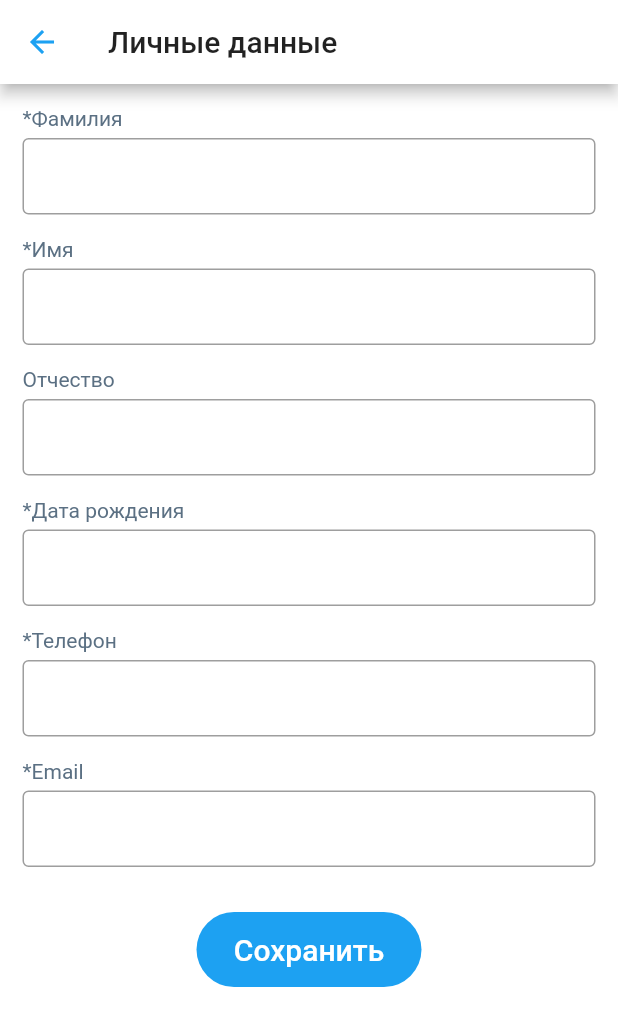
After one commit to whatever125/profi_vypusk, a Flutter app: the PersonalDataPage screen opened directly, on a phone screen of 412 x 824 dp. The commit adds this screen. Shown: the top 1026 px of the screen. Run offline on Flutter 3.47's test engine with Material 2 defaults, Android fonts, the phone set to English and light mode, and no system bars; our stand-ins replace email_validator, flutter_multi_formatter, shared_preferences; accounts and stored records are empty.

Commit message:
Макет личных данных, изменение переходов

```diff
--- a/lib/main.dart
+++ b/lib/main.dart
@@ -2,6 +2,7 @@ import 'package:flutter/material.dart';
 import 'package:profi_vypusk/ui/pages/splashPage.dart';
 import 'package:profi_vypusk/ui/themes/theme.dart';
 import 'package:provider/provider.dart';
+import 'package:flutter_localizations/flutter_localizations.dart';
 
 void main() {
   runApp(
@@ -21,6 +22,13 @@ class MyApp extends StatelessWidget {
         home: SplashPage(),
         theme: theme.getTheme(),
         debugShowCheckedModeBanner: false,
+        localizationsDelegates: [
+          GlobalMaterialLocalizations.delegate,
+        ],
+        supportedLocales: [
+          const Locale('ru', 'RU'),
+        ],
+        locale: const Locale('ru', 'RU'),
       ),
     );
   }
--- a/lib/ui/pages/homePage/homePage.dart
+++ b/lib/ui/pages/homePage/homePage.dart
@@ -1,6 +1,6 @@
 import 'package:flutter/material.dart';
 import 'package:profi_vypusk/ui/pages/homePage/navDrawer.dart';
-import 'package:profi_vypusk/ui/pages/homePage/tabNavigationItem.dart';
+import 'file:///C:/Users/kolma/AndroidStudioProjects/profi_vypusk/lib/ui/pages/homePage/tabNavigationItem/tabNavigationItem.dart';
 
 class HomePage extends StatefulWidget {
   @override
--- a/lib/ui/pages/homePage/navDrawer.dart
+++ b/lib/ui/pages/homePage/navDrawer.dart
@@ -1,6 +1,5 @@
 import 'package:flutter/material.dart';
 import 'package:flutter/widgets.dart';
-import 'package:page_transition/page_transition.dart';
 import 'package:profi_vypusk/ui/pages/welcomePage.dart';
 import 'package:profi_vypusk/ui/themes/theme.dart';
 import 'package:provider/provider.dart';
@@ -100,10 +99,7 @@ class NavDrawer extends StatelessWidget {
                       onTap: () => {
                         Navigator.pushAndRemoveUntil(
                           context,
-                          PageTransition(
-                            type: PageTransitionType.fade,
-                            child: WelcomePage(),
-                          ),
+                          MaterialPageRoute(builder: (context) => WelcomePage()),
                           (route) => route.isFirst,
                         ),
                       },
--- /dev/null
+++ b/lib/ui/pages/homePage/tabNavigationItem/profileTab/personalDataPage.dart
@@ -0,0 +1,286 @@
+import 'package:flutter/material.dart';
+import 'package:provider/provider.dart';
+import 'package:intl/intl.dart';
+import 'package:email_validator/email_validator.dart';
+import 'package:flutter_multi_formatter/flutter_multi_formatter.dart';
+import 'package:profi_vypusk/ui/themes/theme.dart';
+import 'package:profi_vypusk/ui/themes/colors.dart';
+
+class PersonalDataPage extends StatefulWidget {
+  @override
+  _PersonalDataPageState createState() => _PersonalDataPageState();
+}
+
+class _PersonalDataPageState extends State<PersonalDataPage> {
+  DateTime _dateOfBirth;
+  TextEditingController _dobctrl = TextEditingController();
+
+  Future<void> _selectDate(BuildContext context) async {
+    final DateTime picked = await showDatePicker(
+      context: context,
+      initialDate: _dateOfBirth == null ? DateTime.now() : _dateOfBirth,
+      firstDate: DateTime(1900),
+      lastDate: DateTime.now(),
+      locale: const Locale('ru', 'RU'),
+    );
+    if (picked != null && picked != _dateOfBirth)
+      setState(() {
+        _dateOfBirth = picked;
+      });
+  }
+
+  @override
+  Widget build(BuildContext context) {
+    return NotificationListener<OverscrollIndicatorNotification>(
+      onNotification: (overscroll) {
+        overscroll.disallowGlow();
+      },
+      child: Scaffold(
+        resizeToAvoidBottomInset: true,
+        appBar: AppBar(
+          title: Text('Личные данные'),
+        ),
+        body: SingleChildScrollView(
+          child: Container(
+            padding: EdgeInsets.all(15),
+            child: Consumer<AppTheme>(
+              builder: (context, theme, child) => Column(
+                crossAxisAlignment: CrossAxisAlignment.start,
+                children: [
+                  Text(
+                    '*Фамилия',
+                    style: TextStyle(
+                      color: Theme.of(context).hintColor,
+                    ),
+                  ),
+                  SizedBox(
+                    height: 5,
+                  ),
+                  Theme(
+                    data: Theme.of(context).copyWith(
+                      primaryColor: theme.getTheme() == AppTheme.darkTheme
+                          ? DarkColor.accent
+                          : LightColor.accent,
+                    ),
+                    child: TextFormField(
+                      autovalidateMode: AutovalidateMode.onUserInteraction,
+                      validator: (val) {
+                        return val.isEmpty
+                            ? 'Пожалуйста, укажите фамилию'
+                            : null;
+                      },
+                      keyboardType: TextInputType.name,
+                      decoration: InputDecoration(
+                        border: OutlineInputBorder(),
+                        isDense: true,
+                      ),
+                    ),
+                  ),
+                  SizedBox(
+                    height: 15,
+                  ),
+                  Text(
+                    '*Имя',
+                    style: TextStyle(
+                      color: Theme.of(context).hintColor,
+                    ),
+                  ),
+                  SizedBox(
+                    height: 5,
+                  ),
+                  Theme(
+                    data: Theme.of(context).copyWith(
+                      primaryColor: theme.getTheme() == AppTheme.darkTheme
+                          ? DarkColor.accent
+                          : LightColor.accent,
+                    ),
+                    child: TextFormField(
+                      autovalidateMode: AutovalidateMode.onUserInteraction,
+                      validator: (val) {
+                        return val.isEmpty ? 'Пожалуйста, укажите имя' : null;
+                      },
+                      keyboardType: TextInputType.name,
+                      decoration: InputDecoration(
+                        border: OutlineInputBorder(),
+                        isDense: true,
+                      ),
+                    ),
+                  ),
+                  SizedBox(
+                    height: 15,
+                  ),
+                  Text(
+                    'Отчество',
+                    style: TextStyle(
+                      color: Theme.of(context).hintColor,
+                    ),
+                  ),
+                  SizedBox(
+                    height: 5,
+                  ),
+                  Theme(
+                    data: Theme.of(context).copyWith(
+                      primaryColor: theme.getTheme() == AppTheme.darkTheme
+                          ? DarkColor.accent
+                          : LightColor.accent,
+                    ),
+                    child: TextFormField(
+                      autovalidateMode: AutovalidateMode.disabled,
+                      validator: (val) {
+                        return val.isEmpty
+                            ? 'Пожалуйста, укажите отчество'
+                            : null;
+                      },
+                      keyboardType: TextInputType.name,
+                      textCapitalization: TextCapitalization.words,
+                      decoration: InputDecoration(
+                        border: OutlineInputBorder(),
+                        isDense: true,
+                      ),
+                    ),
+                  ),
+                  SizedBox(
+                    height: 15,
+                  ),
+                  Text(
+                    '*Дата рождения',
+                    style: TextStyle(
+                      color: Theme.of(context).hintColor,
+                    ),
+                  ),
+                  SizedBox(
+                    height: 5,
+                  ),
+                  Theme(
+                    data: Theme.of(context).copyWith(
+                      primaryColor: theme.getTheme() == AppTheme.darkTheme
+                          ? DarkColor.accent
+                          : LightColor.accent,
+                    ),
+                    child: TextFormField(
+                      controller: _dobctrl,
+                      onTap: () async {
+                        FocusScope.of(context).requestFocus(new FocusNode());
+                        await _selectDate(context);
+                        _dobctrl.text = _dateOfBirth == null
+                            ? ''
+                            : DateFormat('dd.MM.yyyy').format(_dateOfBirth);
+                      },
+                      readOnly: true,
+                      autovalidateMode: AutovalidateMode.disabled,
+                      validator: (val) {
+                        return val.isEmpty
+                            ? 'Пожалуйста, укажите дату рождения'
+                            : null;
+                      },
+                      decoration: InputDecoration(
+                        border: OutlineInputBorder(),
+                        isDense: true,
+                      ),
+                      // DateFormat('dd-MM-yyyy').format(_dateOfBirth),
+                    ),
+                  ),
+                  SizedBox(
+                    height: 15,
+                  ),
+                  Text(
+                    '*Телефон',
+                    style: TextStyle(
+                      color: Theme.of(context).hintColor,
+                    ),
+                  ),
+                  SizedBox(
+                    height: 5,
+                  ),
+                  Theme(
+                    data: Theme.of(context).copyWith(
+                      primaryColor: theme.getTheme() == AppTheme.darkTheme
+                          ? DarkColor.accent
+                          : LightColor.accent,
+                    ),
+                    child: TextFormField(
+                      autovalidateMode: AutovalidateMode.onUserInteraction,
+                      validator: (val) {
+                        return true ? null : 'Пожалуйста, введите корректный номер телефона';
+                      },
+                      inputFormatters: [
+                        PhoneInputFormatter(),
+                      ],
+                      keyboardType: TextInputType.phone,
+                      decoration: InputDecoration(
+                        border: OutlineInputBorder(),
+                        isDense: true,
+                      ),
+                    ),
+                  ),
+                  SizedBox(
+                    height: 15,
+                  ),
+                  Text(
+                    '*Email',
+                    style: TextStyle(
+                      color: Theme.of(context).hintColor,
+                    ),
+                  ),
+                  SizedBox(
+                    height: 5,
+                  ),
+                  Theme(
+                    data: Theme.of(context).copyWith(
+                      primaryColor: theme.getTheme() == AppTheme.darkTheme
+                          ? DarkColor.accent
+                          : LightColor.accent,
+                    ),
+                    child: TextFormField(
+                      autovalidateMode: AutovalidateMode.onUserInteraction,
+                      validator: (val) => EmailValidator.validate(val)
+                          ? null
+                          : "Пожалуйста, укажите корректный email",
+                      keyboardType: TextInputType.emailAddress,
+                      decoration: InputDecoration(
+                        border: OutlineInputBorder(),
+                        isDense: true,
+                      ),
+                    ),
+                  ),
+                  SizedBox(
+                    height: 30,
+                  ),
+                  Row(
+                    mainAxisAlignment: MainAxisAlignment.center,
+                    children: [
+                      Container(
+                        height: 50,
+                        width: 150,
+                        child: TextButton(
+                          child: Text(
+                            'Сохранить',
+                            style: TextStyle(color: Colors.white, fontSize: 20),
+                          ),
+                          onPressed: () => {
+                            Navigator.of(context).pop(),
+                          },
+                          style: ButtonStyle(
+                            shape: MaterialStateProperty.all<
+                                RoundedRectangleBorder>(
+                              RoundedRectangleBorder(
+                                borderRadius: BorderRadius.circular(25),
+                              ),
+                            ),
+                            backgroundColor: MaterialStateProperty.all<Color>(
+                              Theme.of(context).accentColor,
+                            ),
+                          ),
+                        ),
+                      ),
+                    ],
+                  ),
+                ],
+              ),
+            ),
+          ),
+        ),
+      ),
+    );
+  }
+}
--- a/lib/ui/pages/homePage/profileTab.dart
+++ b/lib/ui/pages/homePage/tabNavigationItem/profileTab/profileTab.dart
@@ -2,6 +2,7 @@ import 'package:flutter/material.dart';
 import 'package:provider/provider.dart';
 import 'package:profi_vypusk/ui/themes/theme.dart';
 import 'package:profi_vypusk/ui/themes/colors.dart';
+import 'package:profi_vypusk/ui/pages/homePage/tabNavigationItem/profileTab/personalDataPage.dart';
 import 'package:http/http.dart' as http;
 import 'dart:convert';
 
@@ -140,7 +141,14 @@ class _ProfileTabState extends State<ProfileTab> {
                       ],
                     ),
                   ),
-                  onPressed: () => {},
+                  onPressed: () => {
+                    Navigator.push(
+                      context,
+                      MaterialPageRoute(
+                        builder: (context) => PersonalDataPage(),
+                      ),
+                    ),
+                  },
                 ),
                 TextButton(
                   child: Container(
--- a/lib/ui/pages/homePage/tabNavigationItem.dart
+++ b/lib/ui/pages/homePage/tabNavigationItem/tabNavigationItem.dart
@@ -1,7 +1,7 @@
 import 'package:flutter/material.dart';
-import 'package:profi_vypusk/ui/pages/homePage/feedTab.dart';
-import 'package:profi_vypusk/ui/pages/homePage/searchTab.dart';
-import 'package:profi_vypusk/ui/pages/homePage/profileTab.dart';
+import 'package:profi_vypusk/ui/pages/homePage/tabNavigationItem/feedTab.dart';
+import 'package:profi_vypusk/ui/pages/homePage/tabNavigationItem/searchTab.dart';
+import 'package:profi_vypusk/ui/pages/homePage/tabNavigationItem/profileTab/profileTab.dart';
 
 class TabNavigationItem {
   final Widget page;
--- a/lib/ui/pages/signUpPage.dart
+++ b/lib/ui/pages/signUpPage.dart
@@ -1,5 +1,4 @@
 import 'package:flutter/material.dart';
-import 'package:page_transition/page_transition.dart';
 import 'package:provider/provider.dart';
 import 'package:profi_vypusk/ui/pages/homePage/homePage.dart';
 import 'package:profi_vypusk/ui/themes/theme.dart';
@@ -47,10 +46,12 @@ class _SignUpPageState extends State<SignUpPage> {
                               text: 'Создайте профиль',
                               style: TextStyle(
                                 fontWeight: FontWeight.bold,
-                                  )),
+                              ),
+                            ),
                           ],
                         ),
-                        )),
+                      ),
+                    ),
                     padding: const EdgeInsets.symmetric(
                       vertical: 25,
                     ),
@@ -59,7 +60,8 @@ class _SignUpPageState extends State<SignUpPage> {
                     data: Theme.of(context).copyWith(
                       primaryColor: theme.getTheme() == AppTheme.darkTheme
                           ? DarkColor.accent
-                            : LightColor.accent),
+                          : LightColor.accent,
+                    ),
                     child: Padding(
                       child: TextField(
                         decoration: InputDecoration(
@@ -76,7 +78,8 @@ class _SignUpPageState extends State<SignUpPage> {
                     data: Theme.of(context).copyWith(
                       primaryColor: theme.getTheme() == AppTheme.darkTheme
                           ? DarkColor.accent
-                            : LightColor.accent),
+                          : LightColor.accent,
+                    ),
                     child: Padding(
                       child: TextField(
                         decoration: InputDecoration(
@@ -93,7 +96,8 @@ class _SignUpPageState extends State<SignUpPage> {
                     data: Theme.of(context).copyWith(
                       primaryColor: theme.getTheme() == AppTheme.darkTheme
                           ? DarkColor.accent
-                            : LightColor.accent),
+                          : LightColor.accent,
+                    ),
                     child: Padding(
                       child: TextField(
                         obscureText: true,
@@ -111,7 +115,8 @@ class _SignUpPageState extends State<SignUpPage> {
                     data: Theme.of(context).copyWith(
                       primaryColor: theme.getTheme() == AppTheme.darkTheme
                           ? DarkColor.accent
-                            : LightColor.accent),
+                          : LightColor.accent,
+                    ),
                     child: Padding(
                       child: TextField(
                         obscureText: true,
@@ -131,7 +136,8 @@ class _SignUpPageState extends State<SignUpPage> {
                       width: 250,
                       decoration: BoxDecoration(
                         color: Color(0xFF1DA1F2),
-                          borderRadius: BorderRadius.circular(25)),
+                        borderRadius: BorderRadius.circular(25),
+                      ),
                       child: TextButton(
                         child: Text(
                           'Зарегистрироваться',
@@ -140,10 +146,7 @@ class _SignUpPageState extends State<SignUpPage> {
                         onPressed: () => {
                           Navigator.pushAndRemoveUntil(
                             context,
-                            PageTransition(
-                              type: PageTransitionType.fade,
-                              child: HomePage(),
-                            ),
+                            MaterialPageRoute(builder: (context) => HomePage()),
                             (route) => route.isFirst,
                           ),
                         },
--- a/lib/ui/pages/signinPage.dart
+++ b/lib/ui/pages/signinPage.dart
@@ -1,5 +1,4 @@
 import 'package:flutter/material.dart';
-import 'package:page_transition/page_transition.dart';
 import 'package:profi_vypusk/ui/pages/homePage/homePage.dart';
 import 'package:profi_vypusk/ui/themes/theme.dart';
 import 'package:profi_vypusk/ui/themes/colors.dart';
@@ -122,10 +121,7 @@ class _SignInPageState extends State<SignInPage> {
                         onPressed: () => {
                           Navigator.pushAndRemoveUntil(
                             context,
-                            PageTransition(
-                              type: PageTransitionType.fade,
-                              child: HomePage(),
-                            ),
+                            MaterialPageRoute(builder: (context) => HomePage()),
                             (route) => route.isFirst,
                           ),
                         },
--- a/lib/ui/pages/welcomePage.dart
+++ b/lib/ui/pages/welcomePage.dart
@@ -3,7 +3,6 @@ import 'package:profi_vypusk/ui/themes/theme.dart';
 import 'package:profi_vypusk/ui/themes/colors.dart';
 import 'package:profi_vypusk/ui/pages/signinPage.dart';
 import 'package:profi_vypusk/ui/pages/signUpPage.dart';
-import 'package:page_transition/page_transition.dart';
 import 'package:provider/provider.dart';
 
 class WelcomePage extends StatefulWidget {
@@ -68,10 +67,7 @@ class _WelcomePageState extends State<WelcomePage> {
                     onPressed: () => {
                       Navigator.push(
                         context,
-                        PageTransition(
-                          type: PageTransitionType.fade,
-                          child: SignUpPage(),
-                        ),
+                        MaterialPageRoute(builder: (context) => SignUpPage()),
                       ),
                     },
                   ),
@@ -101,10 +97,7 @@ class _WelcomePageState extends State<WelcomePage> {
                       onPressed: () => {
                         Navigator.push(
                           context,
-                          PageTransition(
-                            type: PageTransitionType.fade,
-                            child: SignInPage(),
-                          ),
+                          MaterialPageRoute(builder: (context) => SignInPage()),
                         ),
                       },
                     ),
--- a/lib/ui/themes/theme.dart
+++ b/lib/ui/themes/theme.dart
@@ -25,6 +25,11 @@ class AppTheme with ChangeNotifier {
       selectedItemColor: LightColor.accent,
       unselectedItemColor: LightColor.secondary,
     ),
+    pageTransitionsTheme: PageTransitionsTheme(
+      builders: {
+        TargetPlatform.android: ZoomPageTransitionsBuilder(),
+      },
+    ),
   );
 
   static final ThemeData darkTheme = ThemeData(
@@ -48,6 +53,11 @@ class AppTheme with ChangeNotifier {
     bottomNavigationBarTheme: BottomNavigationBarThemeData(
       selectedItemColor: DarkColor.accent,
       unselectedItemColor: DarkColor.secondary,
+    ),
+    pageTransitionsTheme: PageTransitionsTheme(
+      builders: {
+        TargetPlatform.android: ZoomPageTransitionsBuilder(),
+      },
     ),
   );
 
```
Also changed, not shown: pubspec.yaml (+5 -2 lines), lib/ui/pages/homePage/tabNavigationItem/feedTab.dart (renamed from lib/ui/pages/homePage/feedTab.dart), lib/ui/pages/homePage/tabNavigationItem/searchTab.dart (renamed from lib/ui/pages/homePage/searchTab.dart), pubspec.lock. Lines whose indentation alone changed are shown as unchanged.
